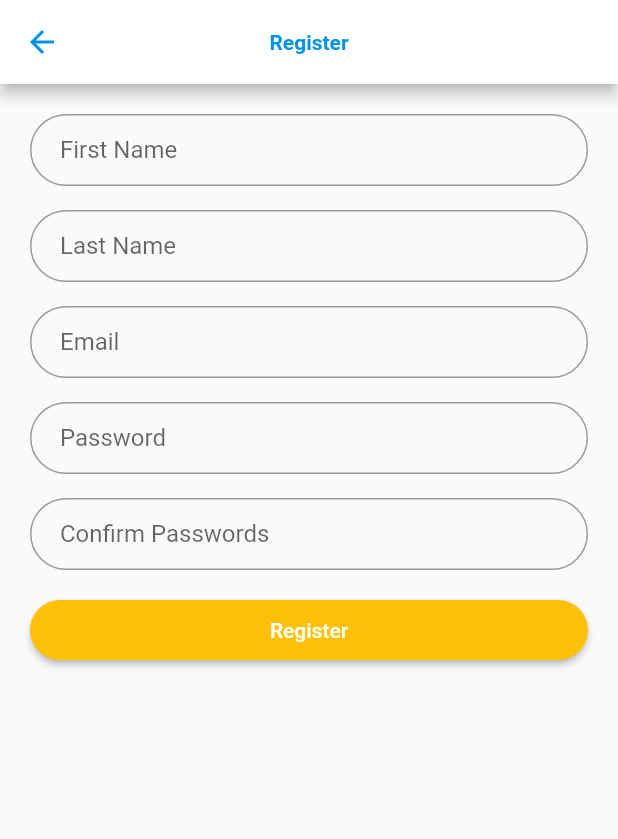
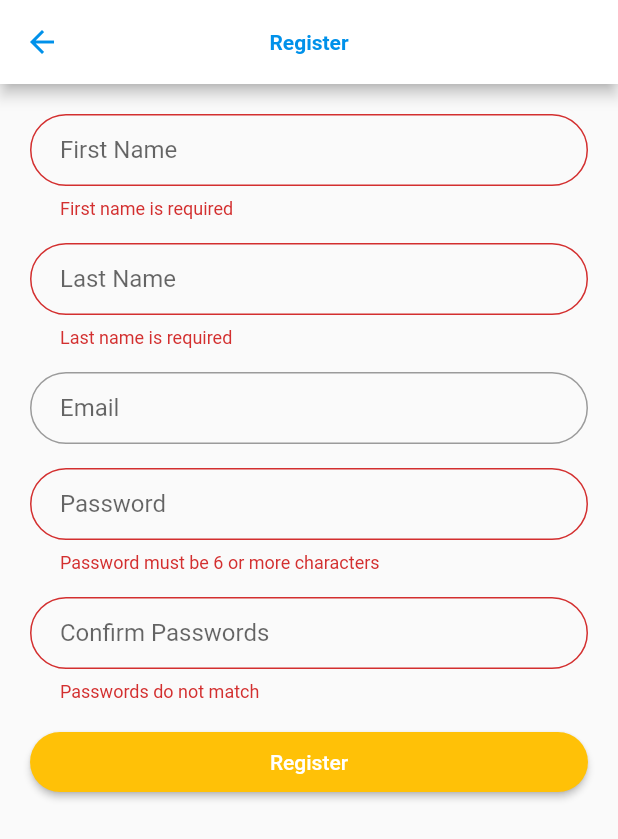
Before and after one commit to kristinacapistrano/DoctonomyApp, a Flutter app: the RegisterScreen screen opened directly, after a tap on "Register", on a phone screen of 412 x 824 dp. Shown: the top 839 px of the screen. Run offline on Flutter 3.47's test engine with Material 2 defaults, Android fonts, the phone set to English and light mode, and no system bars; our stand-ins replace cloud_firestore, firebase_auth, flushbar, shared_preferences; missing offline and left inert: cron; accounts and stored records are empty.

Commit message:
Register Screen - Form validation, field focus navigation, and error styling

```diff
--- a/lib/screens/register.dart
+++ b/lib/screens/register.dart
@@ -12,10 +12,25 @@ class RegisterScreen extends StatefulWidget {
 
 class _RegisterScreenState extends State<RegisterScreen> {
   final GlobalKey<FormState> _formKey = GlobalKey<FormState>();
+  final focus = FocusNode();
+  final focus2 = FocusNode();
+  final focus3 = FocusNode();
+  final focus4 = FocusNode();
+
+  bool _autoValidate = false;
+
+  final TextEditingController _fname = new TextEditingController();
+  final TextEditingController _lname = new TextEditingController();
+  final TextEditingController _email = new TextEditingController();
+  final TextEditingController _pswd = new TextEditingController();
+  final TextEditingController _pswd2 = new TextEditingController();
+
+  final globalKey = GlobalKey<ScaffoldState>();
 
   @override
   Widget build(BuildContext context) {
     return Scaffold(
+        key: globalKey,
         appBar: AppBar(
             brightness: Brightness.light,
             textTheme: TextTheme(
@@ -31,6 +46,7 @@ class _RegisterScreenState extends State<RegisterScreen> {
             padding: EdgeInsets.symmetric(vertical: 20, horizontal: 20),
             child: Form(
               key: _formKey,
+              autovalidate: _autoValidate,
               child: Column(
                 crossAxisAlignment: CrossAxisAlignment.stretch,
                 children: <Widget>[
@@ -38,8 +54,7 @@ class _RegisterScreenState extends State<RegisterScreen> {
                     key: new Key('firstname'),
                     textInputAction: TextInputAction.next,
                     autofocus: false,
-//                    controller: _email,
-//                    validator: Validator.validateEmail,
+                    controller: _fname,
                     validator: (String value) {
                       if (value.trim().isEmpty) {
                         return 'First name is required';
@@ -50,12 +65,11 @@ class _RegisterScreenState extends State<RegisterScreen> {
                     style: TextStyle(
                       color: Colors.black,
                     ),
-//                    onFieldSubmitted: (v){
-//                      FocusScope.of(context).requestFocus(focus);
-//                    },
+                    onFieldSubmitted: (v){
+                      FocusScope.of(context).requestFocus(focus);
+                    },
                     decoration: InputDecoration(
-                      errorStyle: TextStyle(fontSize: 16.0, color: Colors.black),
-                      hintText: 'First Name',
+                      labelText: 'First Name',
                       contentPadding: EdgeInsets.fromLTRB(20.0, 10.0, 20.0, 10.0),
                       border: OutlineInputBorder(borderRadius: BorderRadius.circular(32.0)),
                     ),
@@ -65,8 +79,7 @@ class _RegisterScreenState extends State<RegisterScreen> {
                     key: new Key('lastname'),
                     textInputAction: TextInputAction.next,
                     autofocus: false,
-//                    controller: _email,
-//                    validator: Validator.validateEmail,
+                    controller: _lname,
                     validator: (String value) {
                       if (value.trim().isEmpty) {
                         return 'Last name is required';
@@ -77,12 +90,12 @@ class _RegisterScreenState extends State<RegisterScreen> {
                     style: TextStyle(
                       color: Colors.black,
                     ),
-//                    onFieldSubmitted: (v){
-//                      FocusScope.of(context).requestFocus(focus);
-//                    },
+                    onFieldSubmitted: (v){
+                      FocusScope.of(context).requestFocus(focus2);
+                    },
+                    focusNode: focus,
                     decoration: InputDecoration(
-                      errorStyle: TextStyle(fontSize: 16.0, color: Colors.black),
-                      hintText: 'Last Name',
+                      labelText: 'Last Name',
                       contentPadding: EdgeInsets.fromLTRB(20.0, 10.0, 20.0, 10.0),
                       border: OutlineInputBorder(borderRadius: BorderRadius.circular(32.0)),
                     ),
@@ -93,18 +106,17 @@ class _RegisterScreenState extends State<RegisterScreen> {
                     keyboardType: TextInputType.emailAddress,
                     textInputAction: TextInputAction.next,
                     autofocus: false,
-//                    controller: _email,
-//                    validator: Validator.validateEmail,
+                    controller: _email,
                     validator: Validator.validateEmail,
                     style: TextStyle(
                       color: Colors.black,
                     ),
-//                    onFieldSubmitted: (v){
-//                      FocusScope.of(context).requestFocus(focus);
-//                    },
+                    onFieldSubmitted: (v){
+                      FocusScope.of(context).requestFocus(focus3);
+                    },
+                    focusNode: focus2,
                     decoration: InputDecoration(
-                      errorStyle: TextStyle(fontSize: 16.0, color: Colors.black),
-                      hintText: 'Email',
+                      labelText: 'Email',
                       contentPadding: EdgeInsets.fromLTRB(20.0, 10.0, 20.0, 10.0),
                       border: OutlineInputBorder(borderRadius: BorderRadius.circular(32.0)),
                     ),
@@ -114,11 +126,10 @@ class _RegisterScreenState extends State<RegisterScreen> {
                     key: new Key('password'),
                     textInputAction: TextInputAction.next,
                     autofocus: false,
-//                    controller: _email,
-//                    validator: Validator.validateEmail,
+                    controller: _pswd,
                     validator: (String value) {
-                      if (value.trim().isEmpty) {
-                        return 'Password is required';
+                      if (value.trim().length < 6) {
+                        return 'Password must be 6 or more characters';
                       } else {
                         return null;
                       }
@@ -126,12 +137,12 @@ class _RegisterScreenState extends State<RegisterScreen> {
                     style: TextStyle(
                       color: Colors.black,
                     ),
-//                    onFieldSubmitted: (v){
-//                      FocusScope.of(context).requestFocus(focus);
-//                    },
+                    onFieldSubmitted: (v){
+                      FocusScope.of(context).requestFocus(focus4);
+                    },
+                    focusNode: focus3,
                     decoration: InputDecoration(
-                      errorStyle: TextStyle(fontSize: 16.0, color: Colors.black),
-                      hintText: 'Password',
+                      labelText: 'Password',
                       contentPadding: EdgeInsets.fromLTRB(20.0, 10.0, 20.0, 10.0),
                       border: OutlineInputBorder(borderRadius: BorderRadius.circular(32.0)),
                     ),
@@ -141,10 +152,9 @@ class _RegisterScreenState extends State<RegisterScreen> {
                     key: new Key('confirm password'),
                     textInputAction: TextInputAction.next,
                     autofocus: false,
-//                    controller: _email,
-//                    validator: Validator.validateEmail,
+                    controller: _pswd2,
                     validator: (String value) {
-                      if (value.trim().isEmpty) {
+                      if (value != _pswd.text || value.trim().isEmpty) {
                         return 'Passwords do not match';
                       } else {
                         return null;
@@ -153,12 +163,13 @@ class _RegisterScreenState extends State<RegisterScreen> {
                     style: TextStyle(
                       color: Colors.black,
                     ),
-//                    onFieldSubmitted: (v){
-//                      FocusScope.of(context).requestFocus(focus);
-//                    },
+                    onFieldSubmitted: (v){
+                      focus4.unfocus();
+                      _submit();
+                    },
+                    focusNode: focus4,
                     decoration: InputDecoration(
-                      errorStyle: TextStyle(fontSize: 16.0, color: Colors.black),
-                      hintText: 'Confirm Passwords',
+                      labelText: 'Confirm Passwords',
                       contentPadding: EdgeInsets.fromLTRB(20.0, 10.0, 20.0, 10.0),
                       border: OutlineInputBorder(borderRadius: BorderRadius.circular(32.0)),
                     ),
@@ -169,8 +180,7 @@ class _RegisterScreenState extends State<RegisterScreen> {
                       borderRadius: BorderRadius.circular(24),
                     ),
                     onPressed: () {
-//                        _emailLogin(
-//                            email: _email.text, password: _password.text, context: context);
+                      _submit();
                     },
                     padding: EdgeInsets.all(12),
                     color: Colors.amber,
@@ -181,15 +191,13 @@ class _RegisterScreenState extends State<RegisterScreen> {
             )));
   }
 
-  bool _submittable() {
-    return true;
-  }
-
   void _submit() {
     if (_formKey.currentState.validate()) {
-      const SnackBar snackBar = SnackBar(content: Text('Form submitted'));
-
-      Scaffold.of(context).showSnackBar(snackBar);
+      globalKey.currentState.showSnackBar(const SnackBar(
+        content: Text('Create Account Successfully (placeholder)'),
+      ));
+    } else {
+      setState(() => _autoValidate = true);
     }
   }
 }
```
